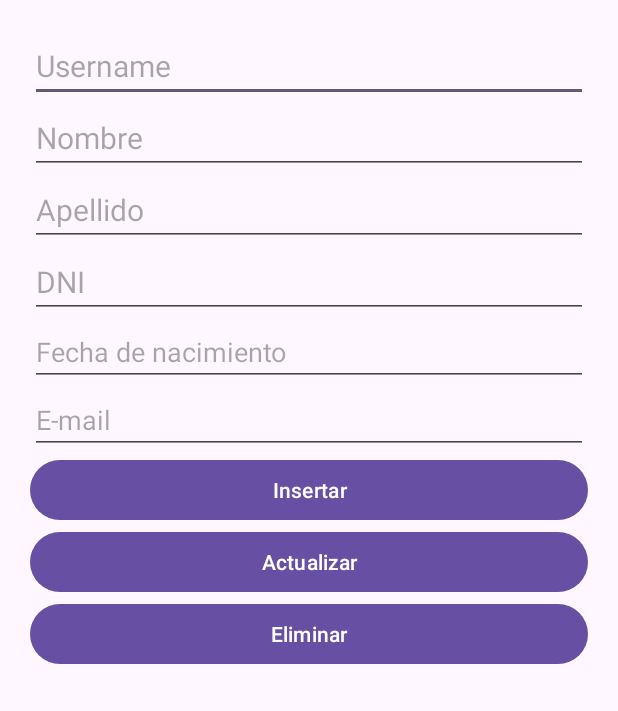
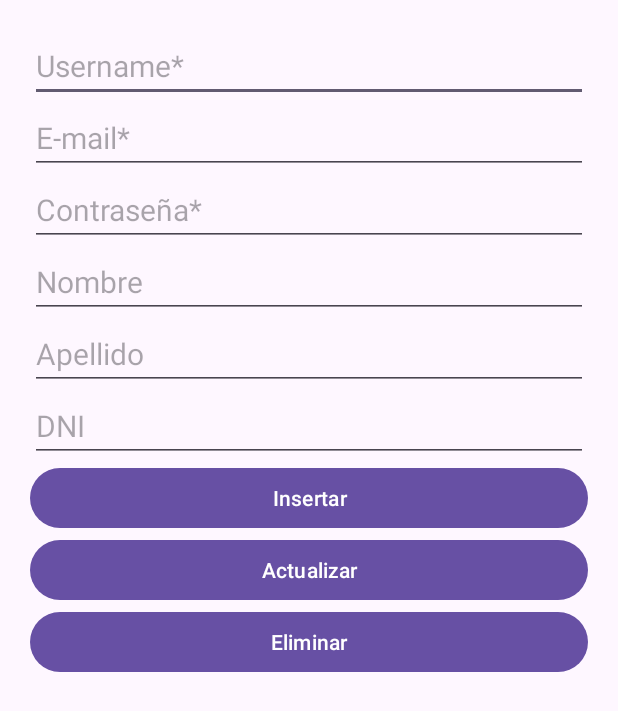
Before and after one commit to PaylemanC/CRUD, an Android app: the screen it shows after launch (SocioActivity before the commit, UsuarioActivity after it), after a tap on "Ir a socios", on a phone screen of 412 x 824 dp. Shown: the top 711 px of the screen. Run offline under Robolectric (Android 15) with nearby library versions, the phone set to English and light mode, and no system bars; 3 other taps on this screen came first.

Commit message:
Cambia nombre genérico clases (USUARIOS prior.) e inserta usuario básico

```diff
--- a/app/src/main/AndroidManifest.xml
+++ b/app/src/main/AndroidManifest.xml
@@ -13,7 +13,7 @@
         android:theme="@style/Theme.CRUD"
         tools:targetApi="31" >
         <activity
-            android:name=".SocioActivity"
+            android:name=".UsuarioActivity"
             android:exported="false" />
         <activity
             android:name=".MainActivity"
--- a/app/src/main/java/com/example/crud/MRSQLiteHelper.java
+++ b/app/src/main/java/com/example/crud/MRSQLiteHelper.java
@@ -46,11 +46,6 @@ public class MRSQLiteHelper extends SQLiteOpenHelper {
         ContentValues trainer = new ContentValues();
         trainer.put("nombre_rol", "entrenador");
         db.insert("Rol", null, trainer);
-
-        ContentValues usuario = new ContentValues();
-        usuario.put("id_rol", 1);
-        usuario.put("email", "example@misrutinas.com");
-        db.insert("Usuario", null, usuario);
     }
 
     @Override
--- a/app/src/main/java/com/example/crud/MainActivity.java
+++ b/app/src/main/java/com/example/crud/MainActivity.java
@@ -20,7 +20,7 @@ public class MainActivity extends AppCompatActivity {
 
 
     public void btnMainSocio(View view){
-        Intent intent=new Intent(MainActivity.this, SocioActivity.class);
+        Intent intent=new Intent(MainActivity.this, UsuarioActivity.class);
         startActivity(intent);
     }
 
--- a/app/src/main/java/com/example/crud/SocioActivity.java
+++ /dev/null
@@ -1,42 +0,0 @@
-package com.example.crud;
-
-import androidx.appcompat.app.AppCompatActivity;
-import android.widget.Button;
-import android.widget.EditText;
-import android.os.Bundle;
-
-public class SocioActivity extends AppCompatActivity {
-
-    private CRUDSocio crudSocio;
-
-    private EditText textUserName;
-    private EditText textNombre;
-    private EditText textApellido;
-    private EditText textDNI;
-    private EditText textFechaNac;
-    private EditText textEmail;
-
-    private Button btnInsertar;
-    private Button btnActualizar;
-    private Button btnEliminar;
-
-
-    @Override
-    protected void onCreate(Bundle savedInstanceState) {
-        super.onCreate(savedInstanceState);
-        setContentView(R.layout.activity_socio);
-
-        textUserName = findViewById(R.id.textUserName);
-        textNombre = findViewById(R.id.textNombre);
-        textApellido = findViewById(R.id.textApellido);
-        textDNI = findViewById(R.id.textDNI);
-        textFechaNac = findViewById(R.id.textFechaNac);
-        textEmail = findViewById(R.id.textEmail);
-
-        btnInsertar = findViewById(R.id.btnInsertar);
-        btnActualizar = findViewById(R.id.btnActualizar);
-        btnEliminar = findViewById(R.id.btnEliminar);
-
-        crudSocio = new CRUDSocio(this);
-    }
-}
--- /dev/null
+++ b/app/src/main/java/com/example/crud/UsuarioActivity.java
@@ -0,0 +1,66 @@
+package com.example.crud;
+
+import androidx.appcompat.app.AppCompatActivity;
+
+import android.view.View;
+import android.widget.Button;
+import android.widget.EditText;
+import android.os.Bundle;
+import android.widget.TextView;
+
+public class UsuarioActivity extends AppCompatActivity {
+
+    private CRUD crud;
+
+    private EditText textUserName;
+    private EditText textNombre;
+    private EditText textApellido;
+    private EditText textDNI;
+    private EditText textEmail;
+
+    private EditText textPassword;
+
+    private Button btnInsertar;
+    private Button btnActualizar;
+    private Button btnEliminar;
+
+    private TextView textoResultado;
+
+
+    @Override
+    protected void onCreate(Bundle savedInstanceState) {
+        super.onCreate(savedInstanceState);
+        setContentView(R.layout.activity_usuario);
+
+        textUserName = findViewById(R.id.textUserName);
+        textNombre = findViewById(R.id.textNombre);
+        textApellido = findViewById(R.id.textApellido);
+        textDNI = findViewById(R.id.textDNI);
+        textEmail = findViewById(R.id.textEmail);
+        textPassword = findViewById(R.id.textPassword);
+
+        btnInsertar = findViewById(R.id.btnInsertar);
+        btnActualizar = findViewById(R.id.btnActualizar);
+        btnEliminar = findViewById(R.id.btnEliminar);
+
+        textoResultado = findViewById(R.id.textoResultado);
+
+        crud = new CRUD(this);
+        btnInsertar.setOnClickListener(new View.OnClickListener() {
+            @Override
+            public void onClick(View view) {
+                String username = textUserName.getText().toString();
+                String email = textEmail.getText().toString();
+                String password = textPassword.getText().toString();
+
+                long id = crud.insertarUsuario(username, email, password, null, null, null);
+
+                if (id != -1) {
+                    textoResultado.setText("Registro insertado con ID: " + id);
+                } else {
+                    textoResultado.setText("Error al insertar el registro.");
+                }
+            }
+        });
+    }
+}
--- a/app/src/main/res/layout/activity_socio.xml
+++ b/app/src/main/res/layout/activity_usuario.xml
@@ -10,8 +10,24 @@
         android:id="@+id/textUserName"
         android:layout_width="match_parent"
         android:layout_height="wrap_content"
-        android:hint="Username"
+        android:hint="Username*"
         android:textSize="20dp" />
+
+    <EditText
+        android:id="@+id/textEmail"
+        android:layout_width="match_parent"
+        android:layout_height="wrap_content"
+        android:textSize="20dp"
+        android:hint="E-mail*"
+        android:inputType="textEmailAddress" />
+
+    <EditText
+        android:id="@+id/textPassword"
+        android:layout_width="match_parent"
+        android:layout_height="wrap_content"
+        android:textSize="20dp"
+        android:hint="Contraseña*"
+        android:inputType="textPassword" />
 
     <EditText
         android:id="@+id/textNombre"
@@ -36,22 +52,6 @@
         android:inputType="number"
         android:textSize="20dp" />
 
-    <EditText
-        android:id="@+id/textFechaNac"
-        android:layout_width="match_parent"
-        android:layout_height="wrap_content"
-        android:ems="10"
-        android:hint="Fecha de nacimiento"
-        android:inputType="date" />
-
-    <EditText
-        android:id="@+id/textEmail"
-        android:layout_width="match_parent"
-        android:layout_height="wrap_content"
-        android:ems="10"
-        android:hint="E-mail"
-        android:inputType="textEmailAddress" />
-
     <Button
         android:id="@+id/btnInsertar"
         android:layout_width="match_parent"
@@ -70,10 +70,18 @@
         android:layout_height="wrap_content"
         android:text="Eliminar" />
 
+
     <!--    <Button-->
     <!--        android:id="@+id/btnConsultar"-->
     <!--        android:layout_width="match_parent"-->
     <!--        android:layout_height="wrap_content"-->
     <!--        android:text="Consultar" />-->
 
+    <TextView
+        android:id="@+id/textoResultado"
+        android:layout_width="match_parent"
+        android:layout_height="wrap_content"
+        android:textSize="20dp"
+        android:text="" />
+
 </LinearLayout>
```
Also changed, not shown: app/src/main/java/com/example/crud/CRUD.java (renamed from app/src/main/java/com/example/crud/CRUDSocio.java, +25 -20 lines).
